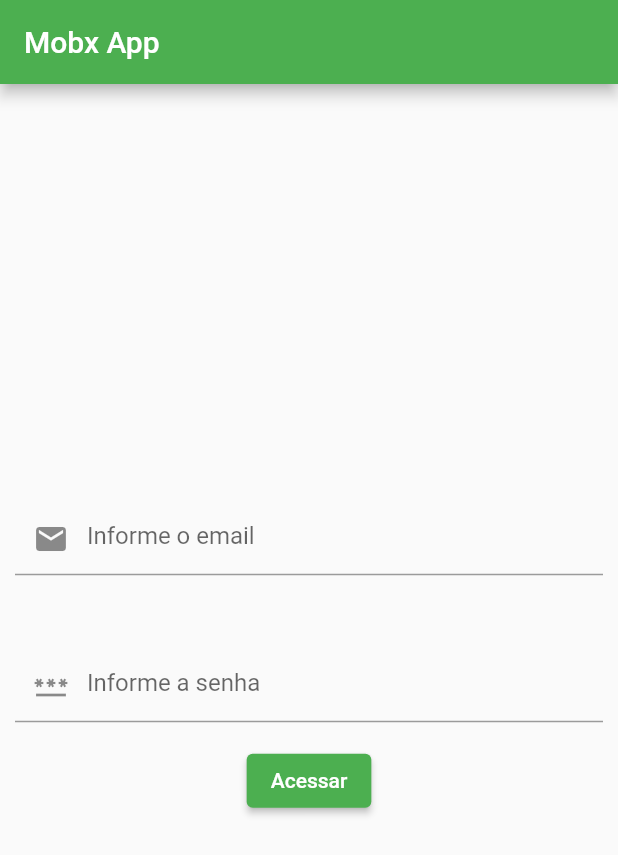
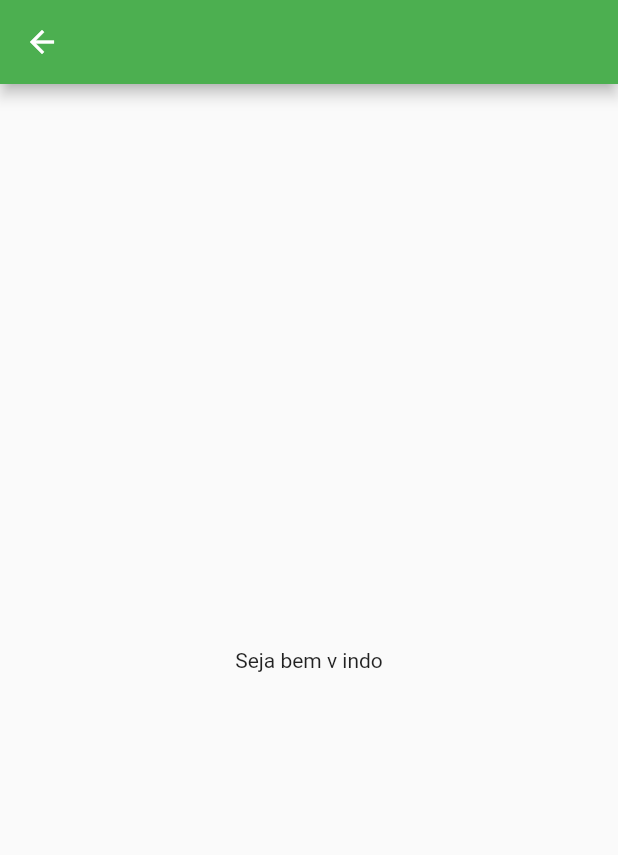
Before and after one commit to BarbaraLest/Flutter-MobX, a Flutter app: the screen it shows after launch, after a tap on "Acessar", on a phone screen of 412 x 824 dp. Shown: the top 855 px of the screen. Run offline on Flutter 3.47's test engine with Material 2 defaults, Android fonts, the phone set to English and light mode, and no system bars.

Commit message:
- add home page

```diff
--- /dev/null
+++ b/lib/presentation/pages/home/home_page.dart
@@ -0,0 +1,16 @@
+import 'package:flutter/material.dart';
+
+class HomePage extends StatelessWidget {
+
+  @override
+  Widget build(BuildContext context) {
+    return Scaffold(
+      appBar: AppBar(
+
+      ),
+      body: Center(
+        child: Text("Seja bem v indo"),
+      ),
+    );
+  }
+}
--- a/lib/presentation/pages/login/login_page.dart
+++ b/lib/presentation/pages/login/login_page.dart
@@ -1,4 +1,5 @@
 import 'package:flutter/material.dart';
+import 'package:flutter_mobx/presentation/pages/home/home_page.dart';
 
 class LoginPage extends StatefulWidget {
   @override
@@ -6,9 +7,35 @@ class LoginPage extends StatefulWidget {
 }
 
 class _LoginPageState extends State<LoginPage> {
-
   final FocusNode _emailNode = FocusNode();
   final FocusNode _passwordNode = FocusNode();
+
+  String _email = "";
+  String _password = "";
+
+  _errorMessage(String message) {
+    return Row(
+      mainAxisAlignment: MainAxisAlignment.end,
+      children: [
+        Text(
+          message,
+          style: TextStyle(
+              color: Colors.red, fontSize: 15, fontWeight: FontWeight.bold),
+        ),
+      ],
+    );
+  }
+
+  _emailValid() {
+    if (_email.trim().length == 0) return false;
+    return RegExp(
+            r"^[a-zA-Z0-9.a-zA-Z0-9.!#$%&'*+-/=?^_`{|}~]+@[a-zA-Z0-9]+\.[a-zA-Z]+")
+        .hasMatch(_email);
+  }
+
+  _passwordValid() {
+    return _password.trim().length > 0;
+  }
 
   @override
   Widget build(BuildContext context) {
@@ -24,9 +51,22 @@ class _LoginPageState extends State<LoginPage> {
             TextField(
               keyboardType: TextInputType.emailAddress,
               textInputAction: TextInputAction.next,
-              onSubmitted: (_) => FocusScope.of(context).requestFocus(_passwordNode),
+              onSubmitted: (_) =>
+                  FocusScope.of(context).requestFocus(_passwordNode),
+              onChanged: (value) => {
+                setState(() {
+                  _email = value;
+                })
+              },
               decoration: InputDecoration(
                   prefixIcon: Icon(Icons.mail), hintText: "Informe o email"),
+            ),
+            Padding(
+              padding: EdgeInsets.only(top: 10.0),
+            ),
+            Visibility(
+              child: _errorMessage("Insira um email correto."),
+              visible: !_emailValid(),
             ),
             Padding(
               padding: EdgeInsets.only(top: 50.0),
@@ -34,15 +74,30 @@ class _LoginPageState extends State<LoginPage> {
             TextField(
               focusNode: _passwordNode,
               keyboardType: TextInputType.text,
+              onChanged: (value) => {
+                setState(() {
+                  _password = value;
+                })
+              },
               decoration: InputDecoration(
                   prefixIcon: Icon(Icons.password),
                   hintText: "Informe a senha"),
             ),
             Padding(
+              padding: EdgeInsets.only(top: 10.0),
+            ),
+            Visibility(
+              child: _errorMessage("A senha é origatoria."),
+              visible: !_passwordValid(),
+            ),
+            Padding(
               padding: EdgeInsets.only(top: 15.0),
               child: ElevatedButton(
                 child: Text("Acessar"),
-                onPressed: () {},
+                onPressed: () => Navigator.push(
+                  context,
+                  MaterialPageRoute(builder: (context) => HomePage()),
+                ),
               ),
             ),
           ],
```
